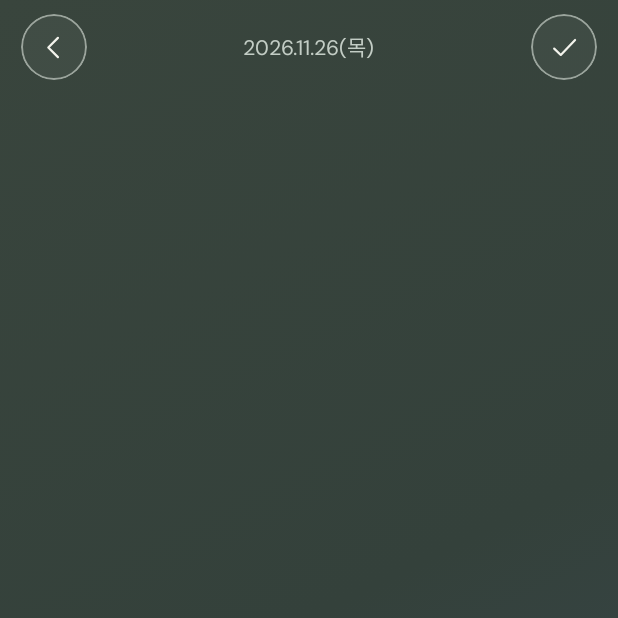
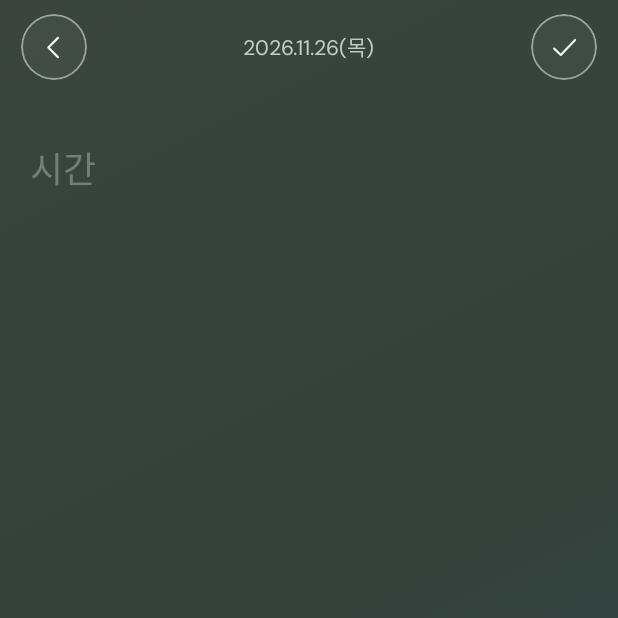
Before and after one commit to elpalaiso/tokipin-android, an Android app built with Jetpack Compose: the screen it shows after launch (MainActivity), item 4 of the bottom bar chosen, on a phone screen of 412 x 824 dp, the top half of it. Run offline under Robolectric (Android 15) with nearby library versions, the phone set to English and light mode, and no system bars.

Commit message:
Show the 시간 placeholder while the time tool waits
The time tool has no text field, so its waiting row was missing. It now
shows the same muted placeholder as the other tools, or the chosen time
that has not been added yet.

Co-Authored-By: Claude Opus 5.5 <noreply@anthropic.com>

```diff
--- a/app/src/main/java/com/tokipin/app/ui/EditorScreen.kt
+++ b/app/src/main/java/com/tokipin/app/ui/EditorScreen.kt
@@ -182,6 +182,11 @@ fun EditorScreen(vm: AppViewModel) {
                             if (vm.commitRaw()) focusField()
                         })
                     }
+                }
+                if (draft.editId == null && selection == null && draft.kind == EntryKind.TIME) {
+                    // The time tool has no text field (the time is chosen below), so the waiting row shows
+                    // the same "시간" placeholder as the other tools, or the time chosen but not yet added.
+                    item(key = "composer_TIME") { TimeSlot(draft.raw) }
                 }
             }
             LaunchedEffect(draft.items.size) {
@@ -450,6 +455,15 @@ private fun EmojiKeyHint() {
 }
 
 @Composable
+private fun TimeSlot(pending: String) {
+    if (pending.isNotEmpty()) { PendingTime(pending); return }
+    val label = stringResource(EntryKind.TIME.label())
+    Box(Modifier.fillMaxWidth().heightIn(min = 52.dp).semantics { contentDescription = label }, contentAlignment = Alignment.CenterStart) {
+        Text(label, style = EntryKind.TIME.textStyle().copy(color = Tk.Muted.copy(alpha = 0.6f)))
+    }
+}
+
+@Composable
 private fun PendingTime(value: String) {
     Box(
         Modifier.fillMaxWidth().heightIn(min = 52.dp).clip(RoundedCornerShape(12.dp))
```
